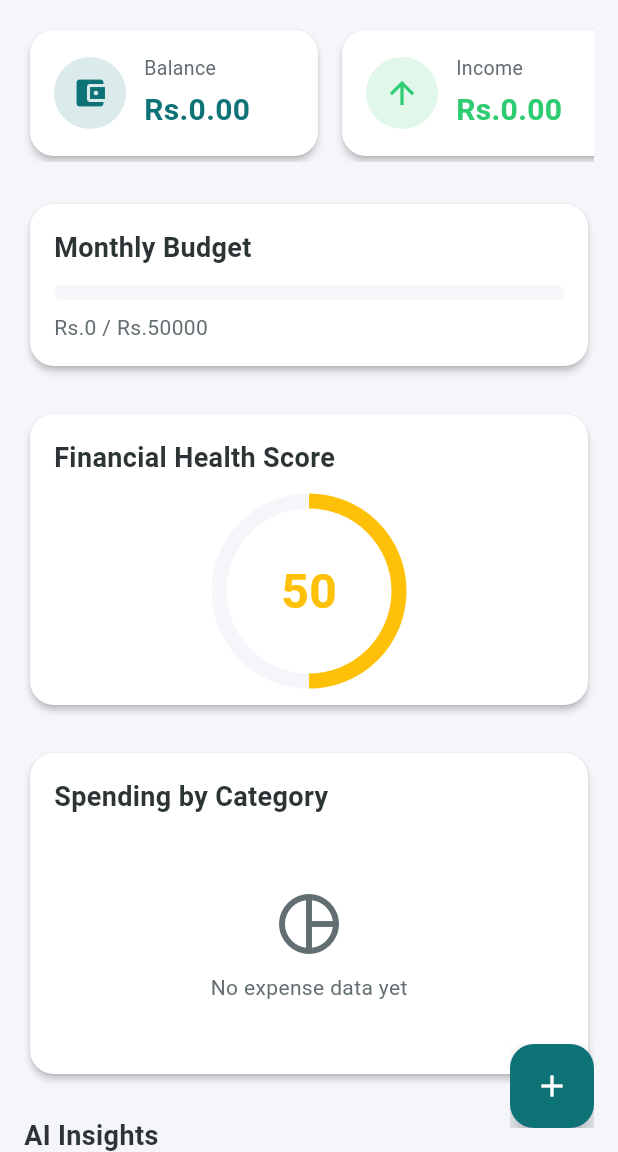
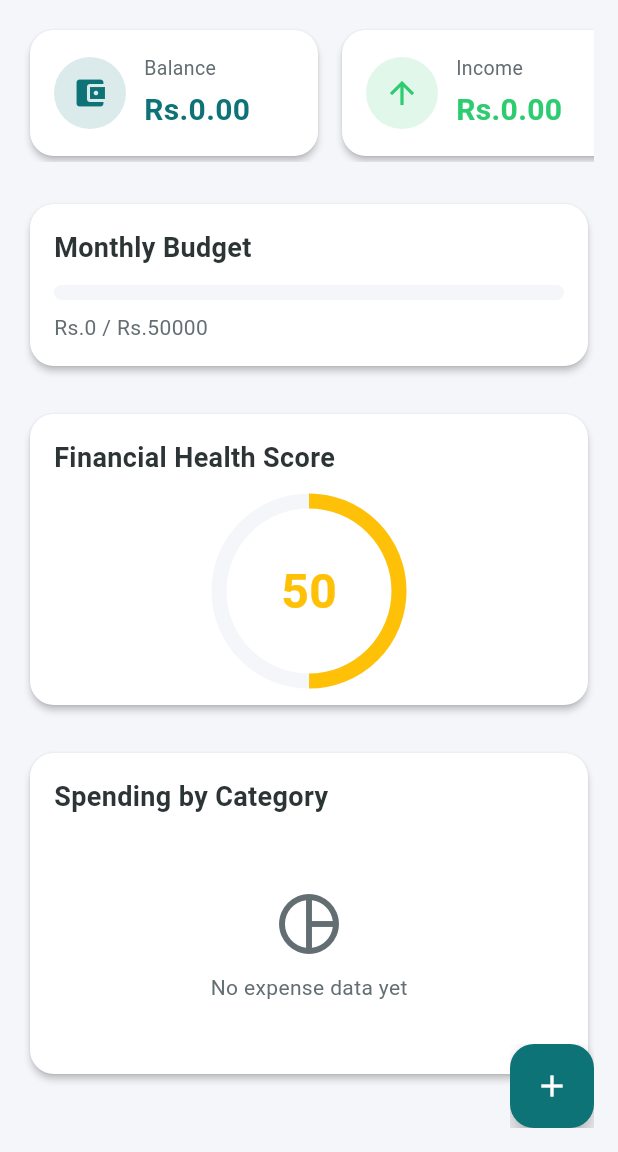
Before and after one commit to shayanahmad756/AI-Budget-Tracker, a Flutter app: the screen it shows after launch, on a phone screen of 412 x 824 dp, the part 84-1236 px from its top. Run offline on Flutter 3.47's test engine with Material 3 defaults, Android fonts, the phone set to English and light mode, and no system bars; our stand-ins replace fl_chart, sqflite; missing offline and left inert: idb_shim; accounts and stored records are empty.

Commit message:
feat: Remove AI Insights section to reduce scrolling

```diff
--- a/lib/screens/ai_chatbot_screen.dart
+++ b/lib/screens/ai_chatbot_screen.dart
@@ -94,7 +94,10 @@ class _AIChatbotScreenState extends State<AIChatbotScreen> {
               decoration: BoxDecoration(
                 shape: BoxShape.circle,
                 gradient: LinearGradient(
-                  colors: [AppColors.primary, AppColors.primary.withValues(alpha: 0.6)],
+                  colors: [
+                    AppColors.primary,
+                    AppColors.primary.withValues(alpha: 0.6),
+                  ],
                   begin: Alignment.topLeft,
                   end: Alignment.bottomRight,
                 ),
--- a/lib/screens/home_screen.dart
+++ b/lib/screens/home_screen.dart
@@ -60,10 +60,6 @@ class HomeScreen extends StatelessWidget {
 
                       // ── Category Breakdown Pie Chart ──────────────
                       _buildCategoryBreakdown(provider),
-                      const SizedBox(height: 24),
-
-                      // ── AI Insights ───────────────────────────────
-                      _buildInsights(provider),
                       const SizedBox(height: 200), // space for multiple FABs
                     ],
                   ),
@@ -438,27 +434,4 @@ class HomeScreen extends StatelessWidget {
   }
 
   /// Builds the AI insights section.
-  Widget _buildInsights(TransactionProvider provider) {
-    final insights = provider.insights;
-    return Column(
-      crossAxisAlignment: CrossAxisAlignment.start,
-      children: [
-        const Text(
-          'AI Insights',
-          style: TextStyle(
-            fontSize: 18,
-            fontWeight: FontWeight.bold,
-            color: AppColors.textPrimary,
-          ),
-        ),
-        const SizedBox(height: 12),
-        ...insights.map(
-          (insight) => Padding(
-            padding: const EdgeInsets.only(bottom: 8),
-            child: InsightCard(insight: insight),
-          ),
-        ),
-      ],
-    );
-  }
 }
```
